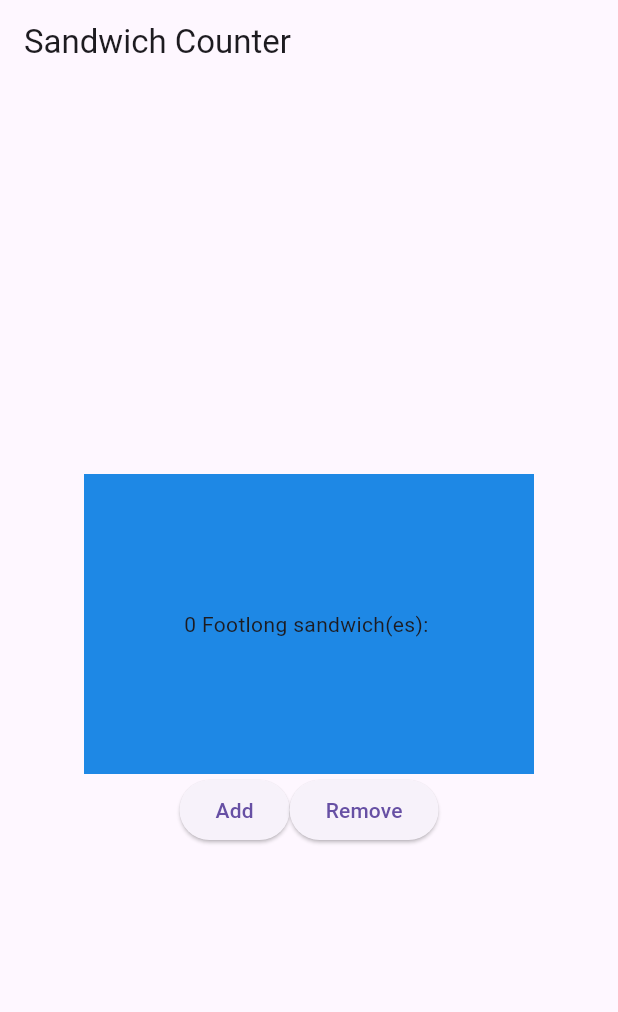
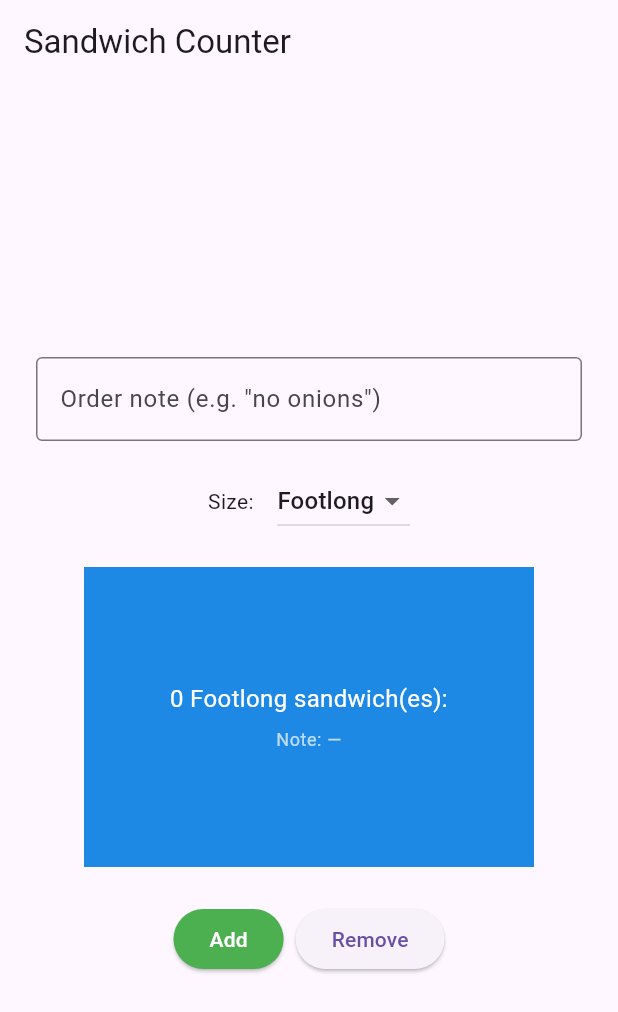
Before and after one commit to Maheer-Basit/sandwich_shop, a Flutter app: the screen it shows after launch, on a phone screen of 412 x 824 dp. Shown: the top 1012 px of the screen. Run offline on Flutter 3.47's test engine with Material 3 defaults, Android fonts, the phone set to English and light mode, and no system bars.

Commit message:
worksheet3

```diff
--- a/lib/main.dart
+++ b/lib/main.dart
@@ -29,6 +29,8 @@ class OrderScreen extends StatefulWidget {
 
 class _OrderScreenState extends State<OrderScreen> {
   int _quantity = 0;
+  String? _selectedSize = 'Footlong';
+  final TextEditingController _noteController = TextEditingController();
 
   void _increaseQuantity() {
     if (_quantity < widget.maxQuantity) {
@@ -43,6 +45,12 @@ class _OrderScreenState extends State<OrderScreen> {
   }
 
   @override
+  void dispose() {
+    _noteController.dispose();
+    super.dispose();
+  }
+
+  @override
   Widget build(BuildContext context) {
     return Scaffold(
       appBar: AppBar(title: const Text('Sandwich Counter')),
@@ -50,16 +58,67 @@ class _OrderScreenState extends State<OrderScreen> {
         child: Column(
           mainAxisAlignment: MainAxisAlignment.center,
           children: <Widget>[
-            OrderItemDisplay(_quantity, 'Footlong'),
+            // TextField for notes (enter before pressing Add / Remove)
+            Padding(
+              padding: const EdgeInsets.symmetric(horizontal: 24.0, vertical: 8.0),
+              child: TextField(
+                controller: _noteController,
+                decoration: const InputDecoration(
+                  border: OutlineInputBorder(),
+                  labelText: 'Order note (e.g. "no onions")',
+                ),
+              ),
+            ),
+            Padding(
+              padding: const EdgeInsets.symmetric(horizontal: 24.0, vertical: 8.0),
+              child: Row(
+                mainAxisAlignment: MainAxisAlignment.center,
+                children: [
+                  const Text('Size: '),
+                  const SizedBox(width: 12),
+                  DropdownButton<String>(
+                    value: _selectedSize,
+                    items: const [
+                      DropdownMenuItem(value: '6-inch', child: Text('6-inch')),
+                      DropdownMenuItem(value: 'Footlong', child: Text('Footlong')),
+                    ],
+                    onChanged: (value) {
+                      if (value != null) {
+                        setState(() {
+                          _selectedSize = value;
+                        });
+                      }
+                    },
+                  ),
+                ],
+              ),
+            ),
+            const SizedBox(height: 12),
+
+            // Display current order and note
+            OrderItemDisplay(_selectedSize ?? 'Footlong', _quantity, note: _noteController.text),
+            const SizedBox(height: 12),
+
+            const SizedBox(height: 12),
+
             Row(
               mainAxisAlignment: MainAxisAlignment.center,
               children: [
                 ElevatedButton(
-                  onPressed: _increaseQuantity,
+                  onPressed:(_quantity < widget.maxQuantity) ? _increaseQuantity : null,
+                  style: ElevatedButton.styleFrom(
+                    backgroundColor: Colors.green,
+                    foregroundColor: Colors.white
+                  ),
                   child: const Text('Add'),
                 ),
+                const SizedBox(width: 8),
                 ElevatedButton(
                   onPressed: _decreaseQuantity,
+                  style:(_quantity > 0) ? ElevatedButton.styleFrom(
+                    backgroundColor: Colors.red,
+                    foregroundColor: Colors.white
+                  ) : null,
                   child: const Text('Remove'),
                 ),
               ],
@@ -74,8 +133,9 @@ class _OrderScreenState extends State<OrderScreen> {
 class OrderItemDisplay extends StatelessWidget {
   final String itemType;
   final int quantity;
+  final String? note;
 
-  const OrderItemDisplay(this.quantity, this.itemType, {super.key});
+  const OrderItemDisplay(this.itemType, this.quantity, {this.note, super.key});
 
   @override
   Widget build(BuildContext context) {
@@ -84,7 +144,25 @@ class OrderItemDisplay extends StatelessWidget {
       width: 300,
       height: 200,
       alignment: Alignment.center,
-      child: Text('$quantity $itemType sandwich(es): ${'🥪' * quantity}'),
+      child: Padding(
+        padding: const EdgeInsets.all(12.0),
+        child: Column(
+          mainAxisAlignment: MainAxisAlignment.center,
+          children: [
+            Text(
+              '$quantity $itemType sandwich(es): ${'🥪' * quantity}',
+              textAlign: TextAlign.center,
+              style: const TextStyle(color: Colors.white, fontSize: 16),
+            ),
+            const SizedBox(height: 8),
+            Text(
+              'Note: ${note?.isNotEmpty == true ? note : '—'}',
+              style: Theme.of(context).textTheme.bodySmall?.copyWith(color: Colors.white70),
+              textAlign: TextAlign.center,
+            ),
+          ],
+        ),
+      ),
     );
   }
 }
```
Also changed, not shown: 1 other file.
